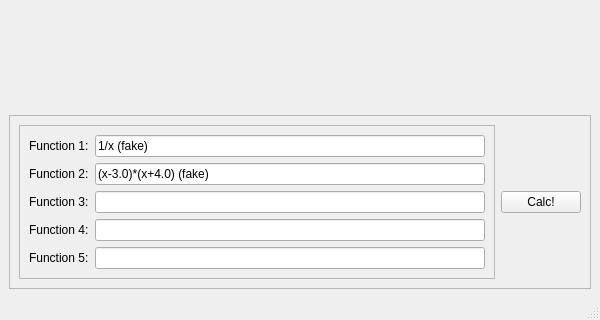
Above: QtPollyNom/mainwindow.ui from tristhaus/QtPollyNom before the change; both pictures show x 0 to 600 and y 501 to 821 of the 600 by 821 pixel window. Below: the same form after it.
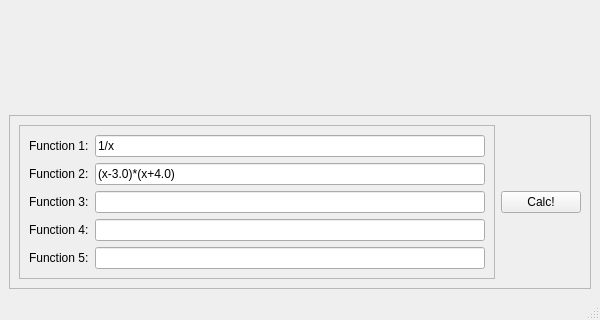
That is the form after the change. Custom widgets are drawn as their Qt base class.

The edit to the form file:
```diff
--- a/QtPollyNom/mainwindow.ui
+++ b/QtPollyNom/mainwindow.ui
@@ -56,7 +56,7 @@
             <item>
              <widget class="QLineEdit" name="funcLineEdit0">
               <property name="text">
-               <string>1/x (fake)</string>
+               <string>1/x</string>
               </property>
              </widget>
             </item>
@@ -74,7 +74,7 @@
             <item>
              <widget class="QLineEdit" name="funcLineEdit1">
               <property name="text">
-               <string>(x-3.0)*(x+4.0) (fake)</string>
+               <string>(x-3.0)*(x+4.0)</string>
               </property>
              </widget>
             </item>
```
